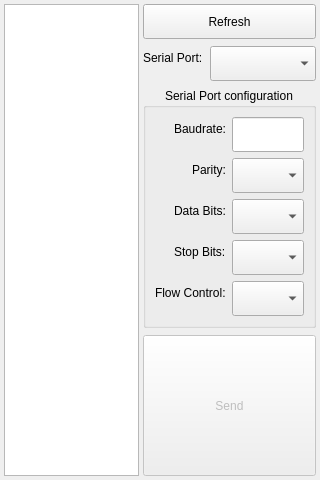
Qt form src/ui/loader.ui (simaoamorim/SerialProgramLoader) before a commit.
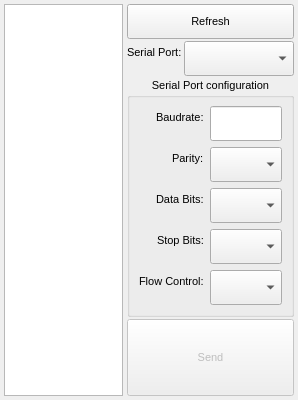
The same form after that commit.

Patch:
```diff
--- a/src/ui/loader.ui
+++ b/src/ui/loader.ui
@@ -6,8 +6,8 @@
    <rect>
     <x>0</x>
     <y>0</y>
-    <width>320</width>
-    <height>480</height>
+    <width>298</width>
+    <height>400</height>
    </rect>
   </property>
   <property name="sizePolicy">
@@ -18,7 +18,7 @@
   </property>
   <property name="font">
    <font>
-    <pointsize>9</pointsize>
+    <pointsize>8</pointsize>
    </font>
   </property>
   <property name="windowTitle">
@@ -27,7 +27,7 @@
   <property name="locale">
    <locale language="English" country="UnitedKingdom"/>
   </property>
-  <layout class="QGridLayout" name="gridLayout" columnstretch="0,1" columnminimumwidth="110,0">
+  <layout class="QGridLayout" name="gridLayout" columnstretch="0,1" columnminimumwidth="0,0">
    <property name="leftMargin">
     <number>4</number>
    </property>
@@ -69,10 +69,10 @@
      </property>
      <layout class="QFormLayout" name="formLayout">
       <property name="horizontalSpacing">
-       <number>7</number>
+       <number>2</number>
       </property>
       <property name="verticalSpacing">
-       <number>7</number>
+       <number>2</number>
       </property>
       <property name="leftMargin">
        <number>0</number>
```
